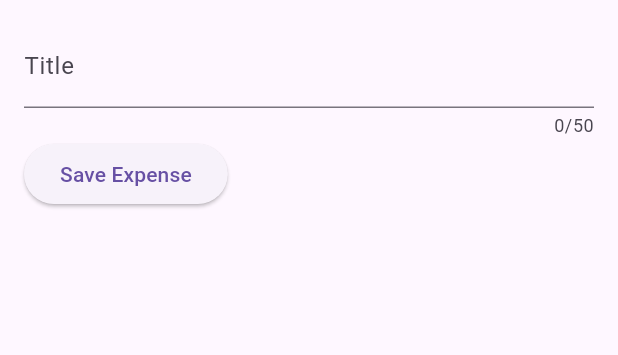
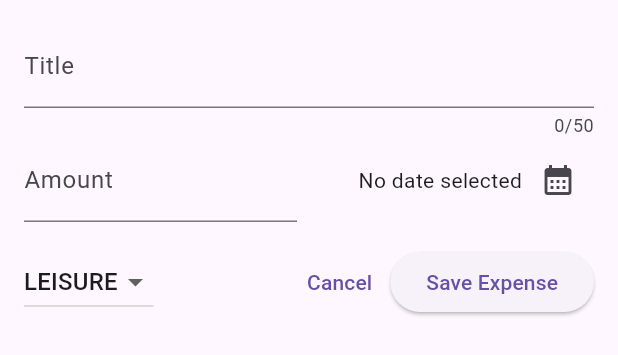
Before and after one commit to sidratulpunno/ExpenseTrackerFlutter, a Flutter app: the NewExpense widget shown alone on an empty page, opened directly, on a phone screen of 412 x 824 dp. Shown: the top 355 px of the screen. Run offline on Flutter 3.47's test engine with Material 3 defaults, Android fonts, the phone set to English and light mode, and no system bars.

Commit message:
added the dropdown for category and added the functional date picker

```diff
--- a/lib/widgets/new_expense.dart
+++ b/lib/widgets/new_expense.dart
@@ -1,3 +1,4 @@
+import 'package:expense_tracker/models/expense.dart';
 import 'package:flutter/material.dart';
 
 class NewExpense extends StatefulWidget {
@@ -11,10 +12,29 @@ class NewExpense extends StatefulWidget {
 
 class _NewExpenseState extends State<NewExpense> {
   final _titleController = TextEditingController();
+  final _amountController = TextEditingController();
+
+  DateTime? _selectedDate;
+
+  Category _selectedCategory = Category.leisure;
+
+  void _presentDatePicker() async {
+    final now = DateTime.now();
+    final firstDate = DateTime(now.year - 1, now.month, now.day);
+    final pickedDate = await showDatePicker(
+        context: context,
+        initialDate: now,
+        firstDate: firstDate,
+        lastDate: now);
+    setState(() {
+      _selectedDate = pickedDate;
+    });
+  }
 
   @override
   void dispose() {
     _titleController.dispose();
+    _amountController.dispose();
     super.dispose();
   }
 
@@ -33,9 +53,78 @@ class _NewExpenseState extends State<NewExpense> {
           ),
           Row(
             children: [
+              Expanded(
+                child: TextField(
+                  controller: _amountController,
+                  keyboardType: TextInputType.number,
+                  decoration: const InputDecoration(
+                    prefixText: '\$ ',
+                    label: Text('Amount'),
+                  ),
+                ),
+              ),
+              const SizedBox(
+                width: 16,
+              ),
+              Expanded(
+                child: Row(
+                  mainAxisAlignment: MainAxisAlignment.end,
+                  crossAxisAlignment: CrossAxisAlignment.center,
+                  children: [
+                    Text(
+                      _selectedDate == null
+                          ? 'No date selected'
+                          : formatter.format(_selectedDate!),
+                    ),
+                    IconButton(
+                      onPressed: () {
+                        _presentDatePicker();
+                      },
+                      icon: const Icon(
+                        Icons.calendar_month,
+                      ),
+                    ),
+                  ],
+                ),
+              ),
+            ],
+          ),
+          const SizedBox(
+            height: 16,
+          ),
+          Row(
+            children: [
+              DropdownButton(
+                  value: _selectedCategory,
+                  items: Category.values
+                      .map(
+                        (category) => DropdownMenuItem(
+                          value: category,
+                          child: Text(
+                            category.name.toUpperCase(),
+                          ),
+                        ),
+                      )
+                      .toList(),
+                  onChanged: (value) {
+                    if (value == null) {
+                      return;
+                    }
+                    setState(() {
+                      _selectedCategory = value;
+                    });
+                  }),
+              const Spacer(),
+              TextButton(
+                onPressed: () {
+                  Navigator.pop(context);
+                },
+                child: const Text('Cancel'),
+              ),
               ElevatedButton(
                 onPressed: () {
                   print(_titleController.text);
+                  print(_amountController.text);
                 },
                 child: const Text('Save Expense'),
               ),
```
